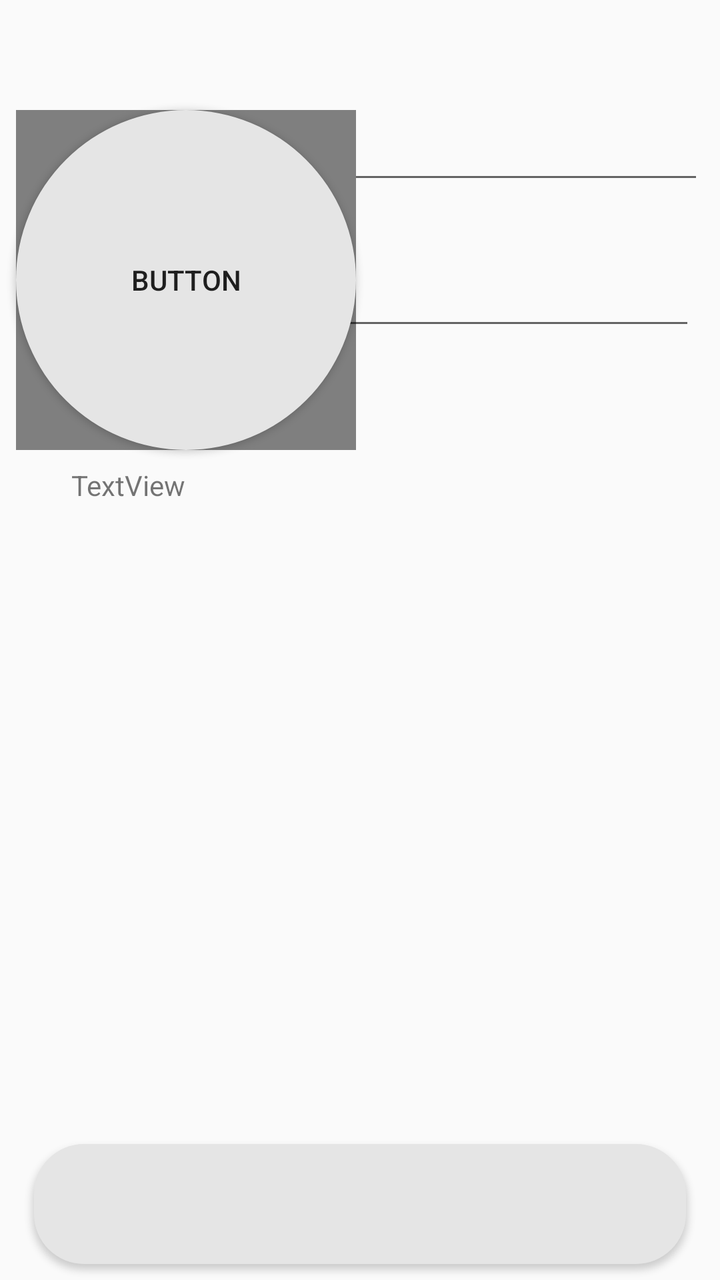
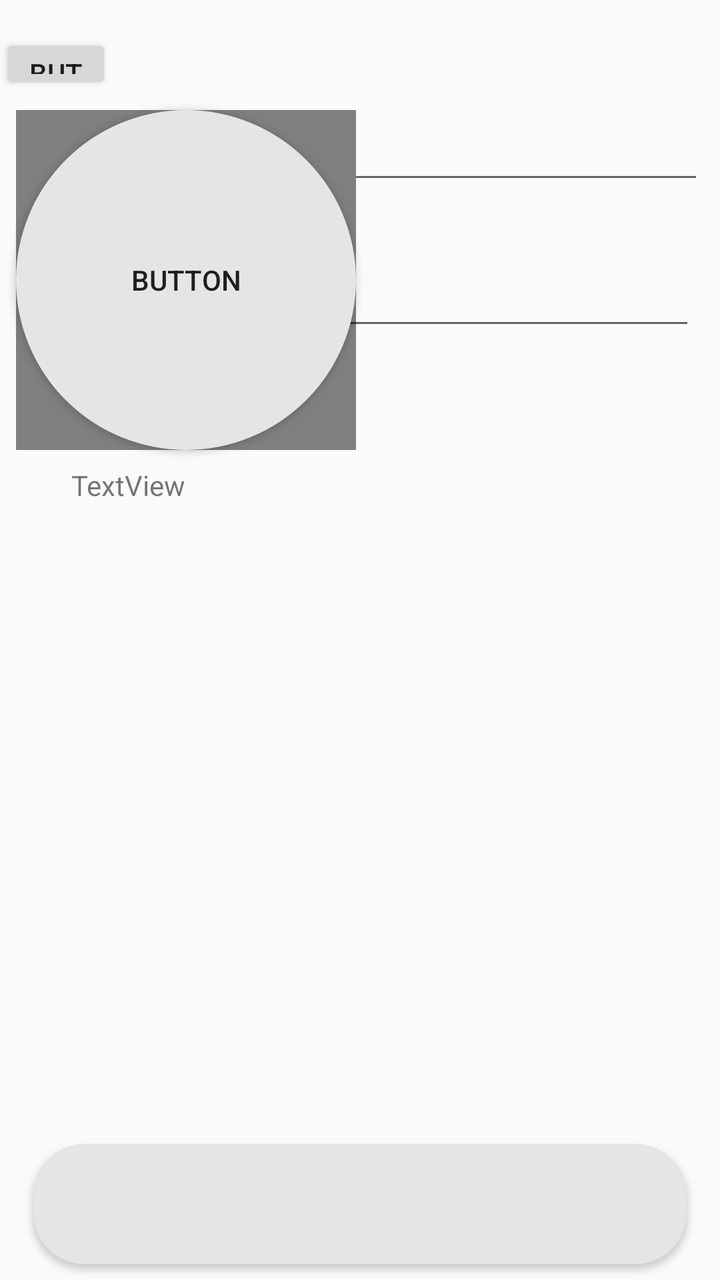

Compare the two renders of this Android layout. The source of the first and the diff that turns it into the second are given below.
<!-- AndroidManifest.xml: application theme AppTheme -->
<!-- res/layout/activity_user.xml -->
<?xml version="1.0" encoding="utf-8"?>
<androidx.constraintlayout.widget.ConstraintLayout xmlns:android="http://schemas.android.com/apk/res/android"
    xmlns:app="http://schemas.android.com/apk/res-auto"
    xmlns:tools="http://schemas.android.com/tools"
    android:layout_width="match_parent"
    android:layout_height="match_parent"
    tools:context=".UserActivity">

    <View
        android:id="@+id/view"
        android:layout_width="match_parent"
        android:layout_height="280dp"
        app:layout_constraintEnd_toEndOf="parent"
        app:layout_constraintHorizontal_bias="0.491"
        app:layout_constraintStart_toStartOf="parent"
        app:layout_constraintTop_toTopOf="parent" />

    <Button
        android:id="@+id/btn_change_photo"
        android:layout_width="170dp"
        android:layout_height="170dp"
        android:layout_marginStart="8dp"
        android:layout_marginEnd="8dp"
        android:text="Button"
        app:layout_constraintBottom_toBottomOf="@+id/view"
        app:layout_constraintEnd_toStartOf="@+id/edtxtUsernameUser"
        app:layout_constraintHorizontal_bias="0.0"
        android:background="@drawable/bg_button__img_rounded"
        app:layout_constraintStart_toStartOf="@+id/view"
        app:layout_constraintTop_toTopOf="@+id/view" />

    <EditText
        android:id="@+id/edtxtUsernameUser"
        android:layout_width="193dp"
        android:layout_height="42dp"
        android:layout_marginEnd="8dp"
        android:ems="10"
        android:inputType="textPersonName"
        app:layout_constraintBottom_toBottomOf="@+id/btn_change_photo"
        app:layout_constraintEnd_toEndOf="parent"
        app:layout_constraintTop_toTopOf="@+id/btn_change_photo"
        app:layout_constraintVertical_bias="0.0" />

    <de.hdodenhof.circleimageview.CircleImageView
        android:id="@+id/imageviewUser"
        android:layout_width="170dp"
        android:layout_height="170dp"
        app:layout_constraintBottom_toBottomOf="@+id/btn_change_photo"
        app:layout_constraintEnd_toEndOf="@+id/btn_change_photo"
        app:layout_constraintStart_toStartOf="@+id/btn_change_photo"
        app:layout_constraintTop_toTopOf="@+id/btn_change_photo" />

    <EditText
        android:id="@+id/edtxtNameUser"
        android:layout_width="192dp"
        android:layout_height="45dp"
        android:layout_marginTop="28dp"
        android:layout_marginEnd="8dp"
        android:ems="10"
        android:inputType="textPersonName"
        app:layout_constraintEnd_toEndOf="@+id/edtxtUsernameUser"
        app:layout_constraintStart_toStartOf="@+id/edtxtUsernameUser"
        app:layout_constraintTop_toBottomOf="@+id/edtxtUsernameUser" />

    <TextView
        android:id="@+id/txtEmailUser"
        android:layout_width="289dp"
        android:layout_height="36dp"
        android:layout_marginStart="8dp"
        android:layout_marginTop="8dp"
        android:layout_marginEnd="8dp"
        android:text="TextView"
        app:layout_constraintEnd_toEndOf="parent"
        app:layout_constraintStart_toStartOf="parent"
        app:layout_constraintTop_toBottomOf="@+id/imageviewUser" />

    <TextView
        android:id="@+id/txtAreaUser"
        android:layout_width="296dp"
        android:layout_height="41dp"
        android:layout_marginStart="8dp"
        android:layout_marginTop="8dp"
        android:layout_marginEnd="8dp"
        app:layout_constraintEnd_toEndOf="parent"
        app:layout_constraintStart_toStartOf="parent"
        app:layout_constraintTop_toBottomOf="@+id/view" />

    <TextView
        android:id="@+id/txtTelefoneUser"
        android:layout_width="345dp"
        android:layout_height="23dp"
        android:layout_marginStart="8dp"
        android:layout_marginTop="24dp"
        android:layout_marginEnd="8dp"
        app:layout_constraintEnd_toEndOf="parent"
        app:layout_constraintStart_toStartOf="parent"
        app:layout_constraintTop_toBottomOf="@+id/txtAreaUser" />

    <TextView
        android:id="@+id/txtCidadeUser"
        android:layout_width="344dp"
        android:layout_height="20dp"
        android:layout_marginStart="8dp"
        android:layout_marginEnd="8dp"
        app:layout_constraintEnd_toEndOf="parent"
        app:layout_constraintStart_toStartOf="parent"
        app:layout_constraintTop_toBottomOf="@+id/txtTelefoneUser" />

    <Button
        android:id="@+id/btn_update_profile"
        android:layout_width="326dp"
        android:layout_height="60dp"
        android:layout_marginStart="8dp"
        android:layout_marginEnd="8dp"
        android:layout_marginBottom="8dp"
        android:background="@drawable/bg_button_rounded"
        app:layout_constraintBottom_toBottomOf="parent"
        app:layout_constraintEnd_toEndOf="parent"
        app:layout_constraintStart_toStartOf="parent" />

</androidx.constraintlayout.widget.ConstraintLayout>
<!-- resources referenced by this layout -->
<resources>
  <!-- drawable bg_button__img_rounded (drawable) -->
  <?xml version="1.0" encoding="utf-8"?>
  <shape xmlns:android="http://schemas.android.com/apk/res/android">
      <solid android:color="@color/white"/>
      <corners android:radius="150dp"/>
  </shape>
  <!-- drawable bg_button_rounded (drawable) -->
  <?xml version="1.0" encoding="utf-8"?>
  <shape xmlns:android="http://schemas.android.com/apk/res/android">
      <solid android:color="@color/white"/>
      
      <corners android:radius="25dp"/>
  </shape>
  <style name="AppTheme" parent="Theme.AppCompat.Light.NoActionBar">
          
          <item name="colorPrimary">@color/colorPrimary</item>
          <item name="colorPrimaryDark">@color/colorPrimaryDark</item>
          <item name="colorAccent">@color/colorAccent</item>
      </style>
  <color name="white">#e5e5e5</color>
  <color name="colorPrimary">#008577</color>
  <color name="colorPrimaryDark">#00574B</color>
  <color name="colorAccent">#D81B60</color>
</resources>

<!-- the commit's change to res/layout/activity_user.xml (unified diff, before → after) -->
@@ -118,4 +118,13 @@
         app:layout_constraintEnd_toEndOf="parent"
         app:layout_constraintStart_toStartOf="parent" />
 
+    <Button
+        android:id="@+id/btn_useractivity_back"
+        android:layout_width="56dp"
+        android:layout_height="30dp"
+        android:layout_marginBottom="8dp"
+        android:text="Button"
+        app:layout_constraintBottom_toTopOf="@+id/imageviewUser"
+        tools:layout_editor_absoluteX="16dp" />
+
 </androidx.constraintlayout.widget.ConstraintLayout>
